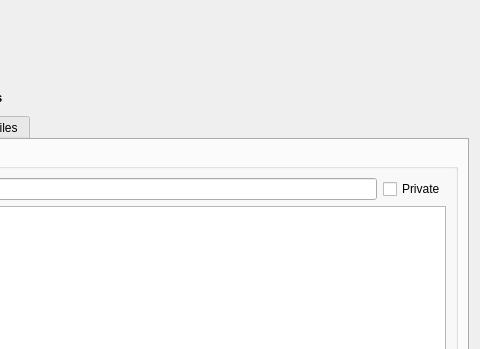
opengisch/qfieldsync, file qfieldsync/ui/cloud_projects_dialog.ui: the form before one commit; both pictures show x 160 to 640 and y 0 to 349 of the 640 by 661 pixel window.
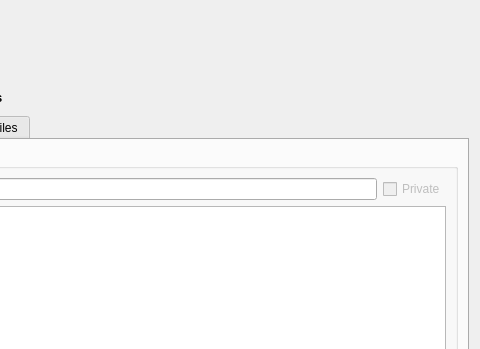
The form after the commit. Icons and pictures are not drawn.

Commit message:
Disable "Is Private" checkbox in the project edit form
It is only editable using the web UI

What changed in the file:
```diff
--- a/qfieldsync/ui/cloud_projects_dialog.ui
+++ b/qfieldsync/ui/cloud_projects_dialog.ui
@@ -390,6 +390,9 @@
                 </item>
                 <item>
                  <widget class="QCheckBox" name="projectIsPrivateCheckBox">
+                  <property name="enabled">
+                   <bool>false</bool>
+                  </property>
                   <property name="text">
                    <string>Private</string>
                   </property>
```
